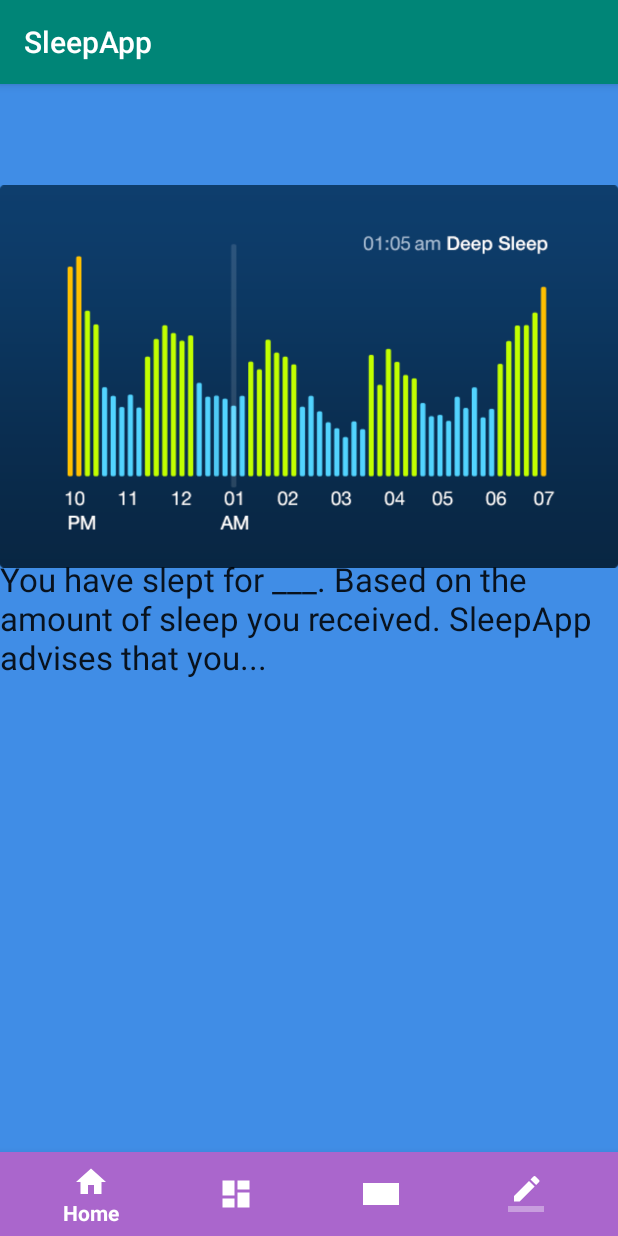
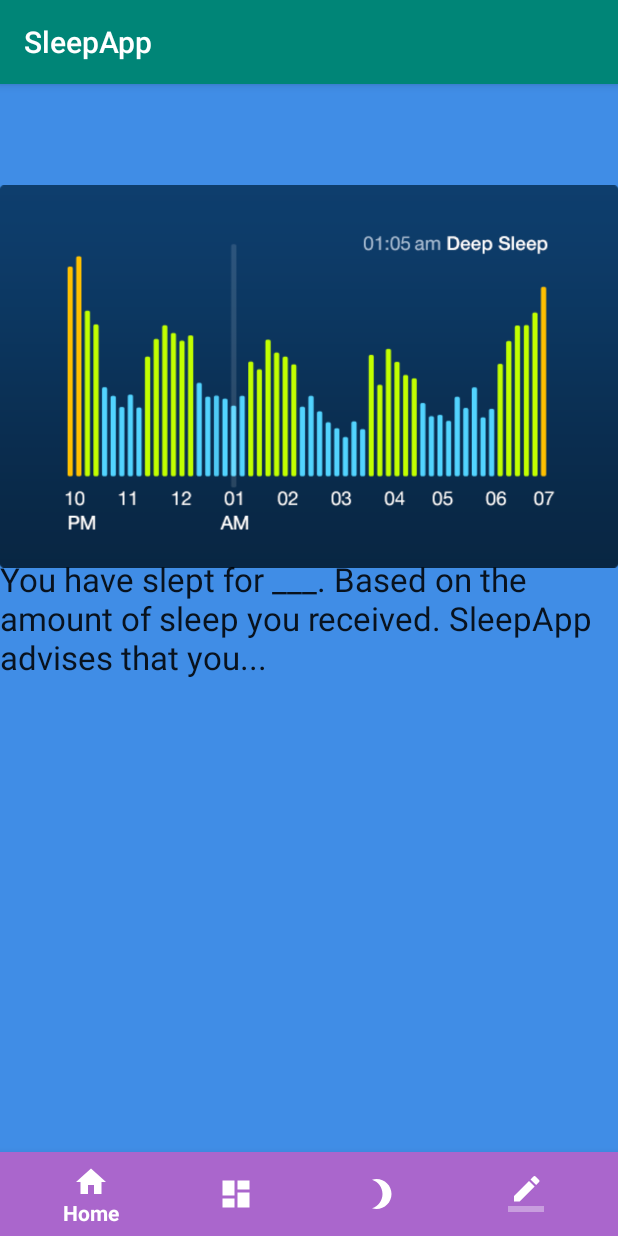
Before and after one commit to ernestchan830/Final-Project, an Android app: the screen it shows after launch (MainActivity), on a phone screen of 412 x 824 dp. Run offline under Robolectric (Android 15) with nearby library versions, the phone set to English and light mode, and no system bars.

Commit message:
Add image.

```diff
--- a/app/src/main/res/menu/bottom_nav_menu.xml
+++ b/app/src/main/res/menu/bottom_nav_menu.xml
@@ -13,7 +13,7 @@
 
     <item
         android:id="@+id/navigation_sleep"
-        android:icon="@drawable/sleepgraph"
+        android:icon="@drawable/ic_brightness_3_black_24dp"
         android:title="@string/title_sleep" />
     <item
         android:id="@+id/navigation_notes"
```
